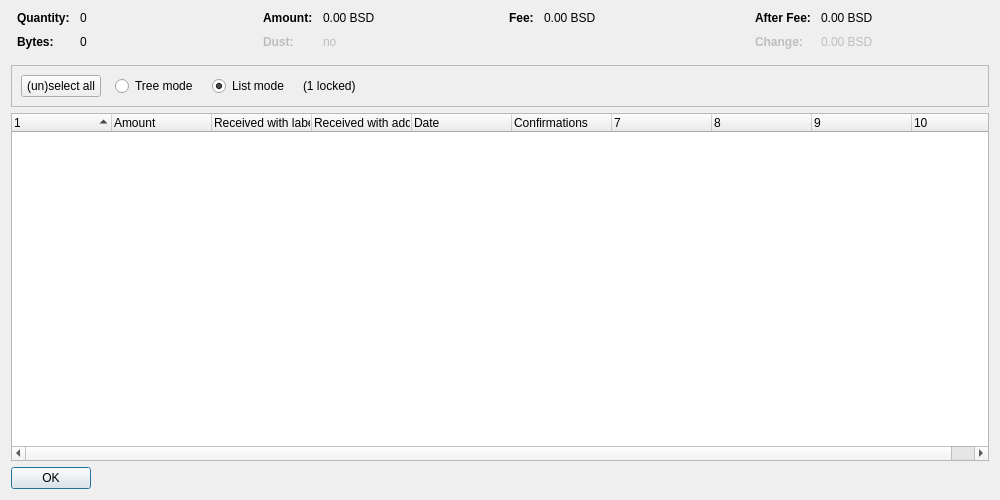
Qt form src/qt/forms/coincontroldialog.ui (LIMXTEC/BitSend) before a commit.
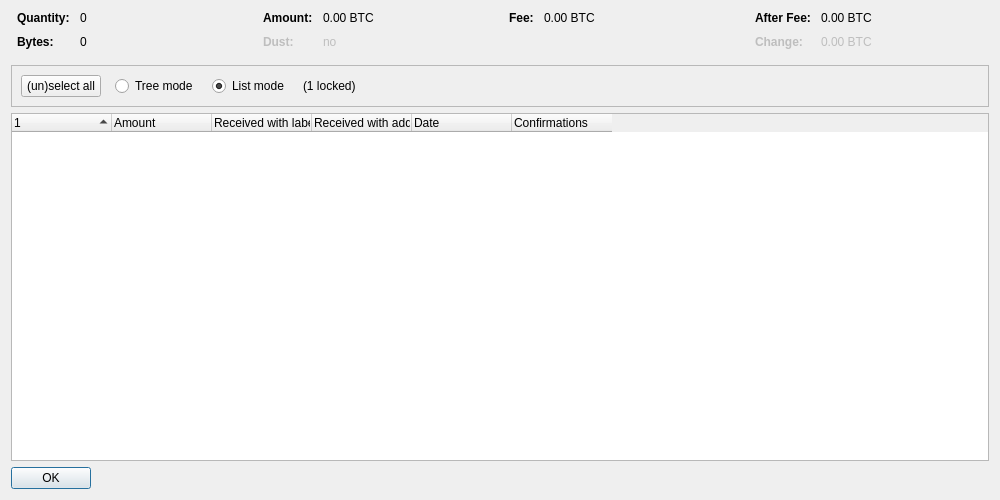
The same form after that commit. Custom widgets are drawn as their Qt base class.

What changed in the file:
```diff
--- a/src/qt/forms/coincontroldialog.ui
+++ b/src/qt/forms/coincontroldialog.ui
@@ -132,7 +132,7 @@
           <enum>Qt::ActionsContextMenu</enum>
          </property>
          <property name="text">
-          <string notr="true">0.00 BSD</string>
+          <string notr="true">0.00 BTC</string>
          </property>
          <property name="textInteractionFlags">
           <set>Qt::LinksAccessibleByMouse|Qt::TextSelectableByKeyboard|Qt::TextSelectableByMouse</set>
@@ -212,7 +212,7 @@
           <enum>Qt::ActionsContextMenu</enum>
          </property>
          <property name="text">
-          <string notr="true">0.00 BSD</string>
+          <string notr="true">0.00 BTC</string>
          </property>
          <property name="textInteractionFlags">
           <set>Qt::LinksAccessibleByMouse|Qt::TextSelectableByKeyboard|Qt::TextSelectableByMouse</set>
@@ -257,7 +257,7 @@
           <enum>Qt::ActionsContextMenu</enum>
          </property>
          <property name="text">
-          <string notr="true">0.00 BSD</string>
+          <string notr="true">0.00 BTC</string>
          </property>
          <property name="textInteractionFlags">
           <set>Qt::LinksAccessibleByMouse|Qt::TextSelectableByKeyboard|Qt::TextSelectableByMouse</set>
@@ -292,7 +292,7 @@
           <enum>Qt::ActionsContextMenu</enum>
          </property>
          <property name="text">
-          <string notr="true">0.00 BSD</string>
+          <string notr="true">0.00 BTC</string>
          </property>
          <property name="textInteractionFlags">
           <set>Qt::LinksAccessibleByMouse|Qt::TextSelectableByKeyboard|Qt::TextSelectableByMouse</set>
@@ -402,7 +402,7 @@
       <bool>false</bool>
      </property>
      <property name="columnCount">
-      <number>10</number>
+      <number>6</number>
      </property>
      <attribute name="headerShowSortIndicator" stdset="0">
       <bool>true</bool>
```
Left out of the diff: 2 changed lines with no effect on the pictures.
